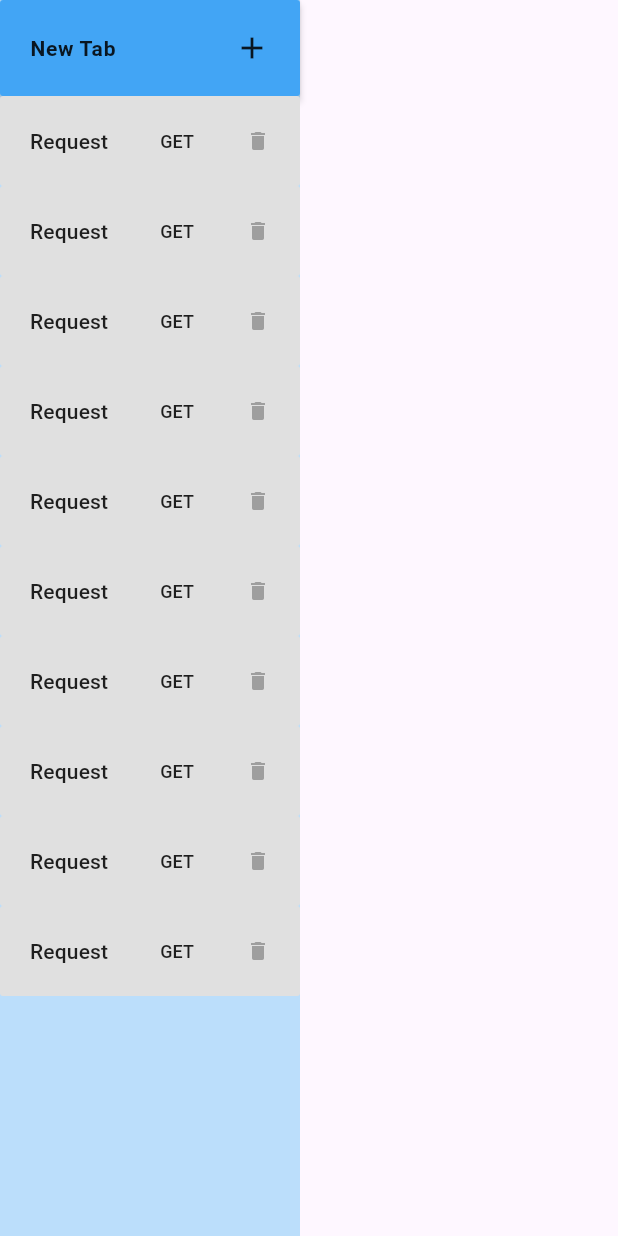
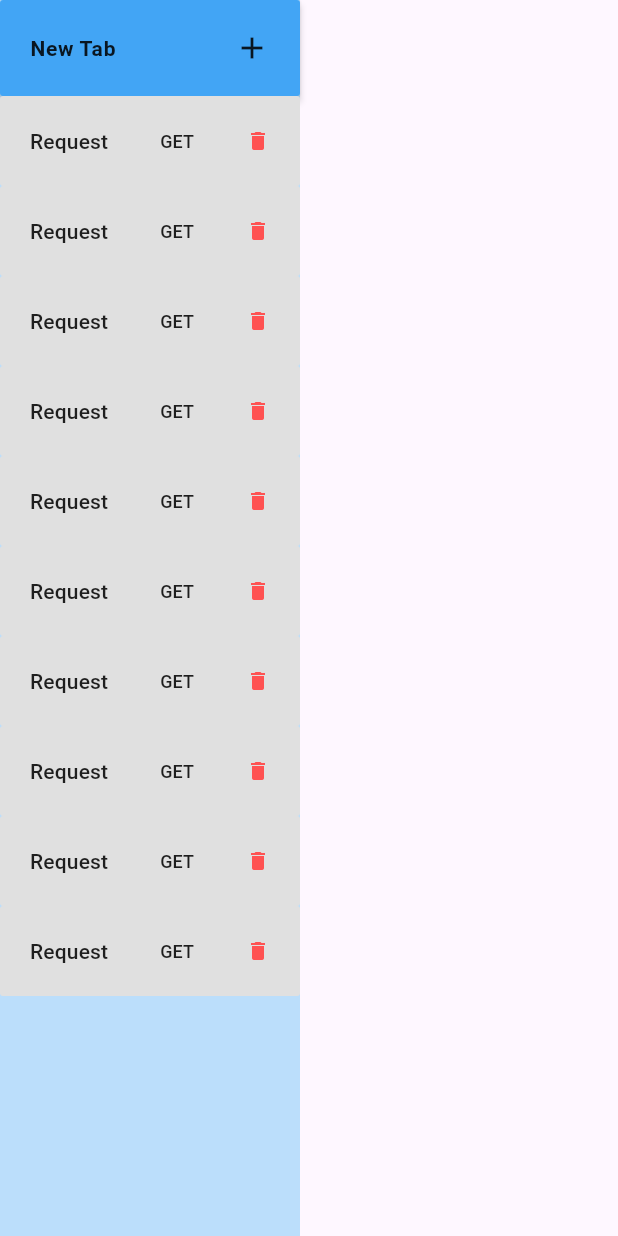
Before and after one commit to stp2003/Postman-Clone, a Flutter app: the screen it shows after launch, on a phone screen of 412 x 824 dp. Run offline on Flutter 3.47's test engine with Material 3 defaults, Android fonts, the phone set to English and light mode, and no system bars.

Commit message:
init nav bar made

```diff
--- a/lib/screens/navigation/widgets/navigation_card.dart
+++ b/lib/screens/navigation/widgets/navigation_card.dart
@@ -1,7 +1,10 @@
 import 'package:flutter/material.dart';
 
 class NavigationCard extends StatelessWidget {
-  const NavigationCard({super.key, required this.index});
+  const NavigationCard({
+    super.key,
+    required this.index,
+  });
 
   final int index;
 
@@ -28,7 +31,7 @@ class NavigationCard extends StatelessWidget {
             child: const Icon(
               Icons.delete,
               size: 16,
-              color: Colors.grey,
+              color: Colors.redAccent,
             ),
           ),
         ],
```
